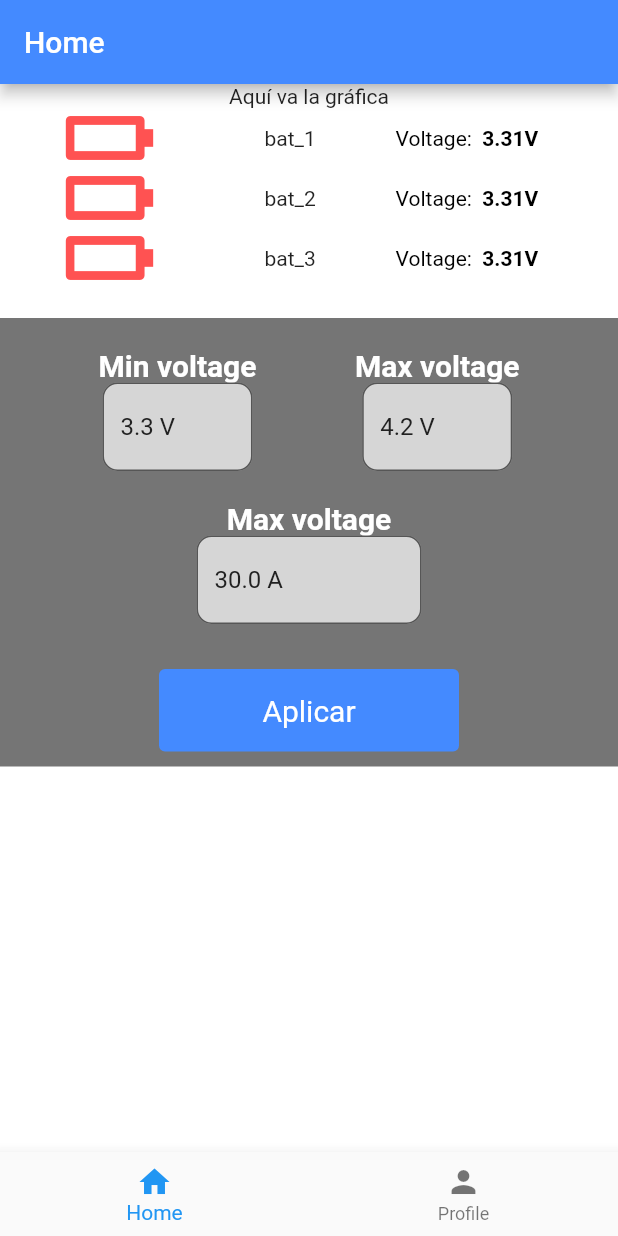
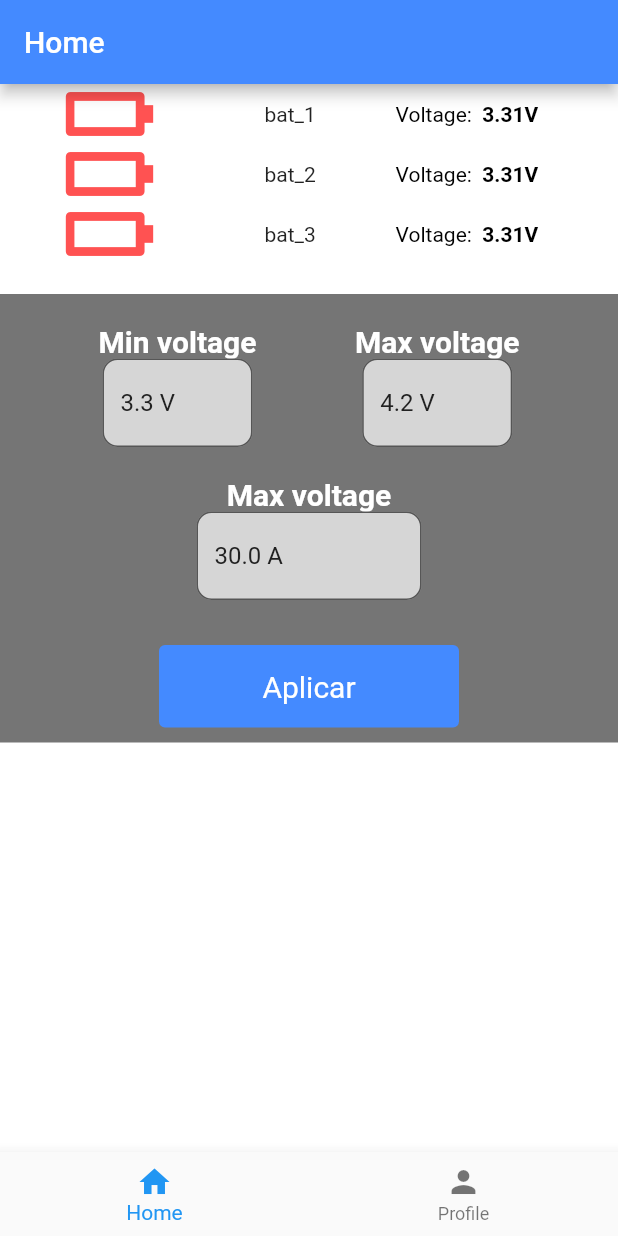
Before and after one commit to imanolpg/energy_pilot, a Flutter app: the screen it shows after launch, on a phone screen of 412 x 824 dp. Run offline on Flutter 3.47's test engine with Material 2 defaults, Android fonts, the phone set to English and light mode, and no system bars.

Commit message:
Add Battery and Cell classes

```diff
--- a/lib/models/battery.dart
+++ b/lib/models/battery.dart
@@ -1,52 +1,12 @@
-import 'package:flutter/material.dart';
+import 'cell.dart';
 
 class Battery {
-  late String id;
-  late double voltage;
-  late IconData icon;
-  late Color iconColor;
+  String batteryId;
   double maxVoltage = 4.2;
   double minVoltage = 3.3;
   double maxAmps = 30.0;
 
-  void setIconFromVoltage() {
-    double range = maxVoltage - minVoltage;
-    double interval = range / 8.0;
+  List<Cell> cells;
 
-    if (voltage <= (interval * 1) + minVoltage) {
-      icon = Icons.battery_0_bar;
-      iconColor = Colors.redAccent;
-    } else if (voltage <= (interval * 2) + minVoltage) {
-      icon = Icons.battery_1_bar;
-      iconColor = Colors.redAccent;
-    } else if (voltage <= (interval * 3) + minVoltage) {
-      icon = Icons.battery_2_bar;
-      iconColor = Colors.deepOrangeAccent;
-    } else if (voltage <= (interval * 4) + minVoltage) {
-      icon = Icons.battery_3_bar;
-      iconColor = Colors.deepOrangeAccent;
-    } else if (voltage <= (interval * 5) + minVoltage) {
-      icon = Icons.battery_4_bar;
-      iconColor = Colors.green;
-    } else if (voltage <= (interval * 6) + minVoltage) {
-      icon = Icons.battery_5_bar;
-      iconColor = Colors.green;
-    } else if (voltage <= (interval * 7) + minVoltage) {
-      icon = Icons.battery_6_bar;
-      iconColor = Colors.green;
-    } else if (voltage <= (interval * 8) + minVoltage) {
-      icon = Icons.battery_full;
-      iconColor = Colors.green;
-    } else {
-      icon = Icons.battery_unknown;
-      iconColor = Colors.black;
-    }
-  }
-
-  void setVoltage(double newVoltage) {
-    voltage = newVoltage;
-    setIconFromVoltage();
-  }
-
-  Battery({required this.id});
+  Battery({required this.batteryId, required this.cells});
 }
--- /dev/null
+++ b/lib/models/cell.dart
@@ -0,0 +1,52 @@
+import 'package:flutter/cupertino.dart';
+import 'package:flutter/material.dart';
+
+class Cell {
+  late String id;
+  late double voltage;
+  late IconData icon;
+  late Color iconColor;
+  double maxVoltage = 4.2;
+  double minVoltage = 3.3;
+
+  Cell({required this.id});
+
+  void setIconFromVoltage() {
+    double range = maxVoltage - minVoltage;
+    double interval = range / 8.0;
+
+    if (voltage <= (interval * 1) + minVoltage) {
+      icon = Icons.battery_0_bar;
+      iconColor = Colors.redAccent;
+    } else if (voltage <= (interval * 2) + minVoltage) {
+      icon = Icons.battery_1_bar;
+      iconColor = Colors.redAccent;
+    } else if (voltage <= (interval * 3) + minVoltage) {
+      icon = Icons.battery_2_bar;
+      iconColor = Colors.deepOrangeAccent;
+    } else if (voltage <= (interval * 4) + minVoltage) {
+      icon = Icons.battery_3_bar;
+      iconColor = Colors.deepOrangeAccent;
+    } else if (voltage <= (interval * 5) + minVoltage) {
+      icon = Icons.battery_4_bar;
+      iconColor = Colors.green;
+    } else if (voltage <= (interval * 6) + minVoltage) {
+      icon = Icons.battery_5_bar;
+      iconColor = Colors.green;
+    } else if (voltage <= (interval * 7) + minVoltage) {
+      icon = Icons.battery_6_bar;
+      iconColor = Colors.green;
+    } else if (voltage <= (interval * 8) + minVoltage) {
+      icon = Icons.battery_full;
+      iconColor = Colors.green;
+    } else {
+      icon = Icons.battery_unknown;
+      iconColor = Colors.black;
+    }
+  }
+
+  void setVoltage(double newVoltage) {
+    voltage = newVoltage;
+    setIconFromVoltage();
+  }
+}
--- a/lib/screens/home.dart
+++ b/lib/screens/home.dart
@@ -2,10 +2,12 @@ import 'dart:math';
 
 import 'package:energy_pilot/widgets/Footer.dart';
 import 'package:energy_pilot/widgets/battery_config.dart';
-import 'package:energy_pilot/widgets/battery_status.dart';
+import 'package:energy_pilot/widgets/cell_status.dart';
 import 'package:flutter/material.dart';
 
 import '../models/battery.dart';
+import '../models/cell.dart';
+import '../widgets/battery_current_chart.dart';
 
 class Home extends StatefulWidget {
   const Home({Key? key}) : super(key: key);
@@ -15,23 +17,23 @@ class Home extends StatefulWidget {
 }
 
 class _HomeState extends State<Home> {
-  List<Battery> batteries = [
-    Battery(
+  Battery battery = Battery(batteryId: "Bateria1", cells: [
+    Cell(
       id: "bat_1",
     ),
-    Battery(
+    Cell(
       id: "bat_2",
     ),
-    Battery(
+    Cell(
       id: "bat_3",
     ),
-  ];
+  ]);
 
   void setBatteriesData() {
-    for (Battery battery in batteries) {
+    for (Cell cell in battery.cells) {
       double randomVoltage =
           double.parse((3.2 + Random().nextDouble()).toStringAsFixed(2));
-      battery.setVoltage(randomVoltage);
+      cell.setVoltage(randomVoltage);
     }
   }
 
@@ -44,18 +46,18 @@ class _HomeState extends State<Home> {
       ),
       body: Column(
         children: [
-          const Text('Aquí va la gráfica'),
+          const AmpChart(),
           Column(
-            children: batteries
+            children: battery.cells
                 .map(
-                  (battery) => BatteryStatus(
-                    battery: battery,
+                  (cell) => CellStatus(
+                    cell: cell,
                   ),
                 )
                 .toList(),
           ),
           BatteryConfig(
-            batteries: batteries,
+            battery: battery,
           ),
         ],
       ),
--- a/lib/widgets/battery_config.dart
+++ b/lib/widgets/battery_config.dart
@@ -3,11 +3,11 @@ import 'package:flutter/material.dart';
 import '../models/battery.dart';
 
 class BatteryConfig extends StatelessWidget {
-  final List<Battery> batteries;
+  final Battery battery;
 
   const BatteryConfig({
     Key? key,
-    required this.batteries,
+    required this.battery,
   }) : super(key: key);
 
   @override
@@ -45,7 +45,7 @@ class BatteryConfig extends StatelessWidget {
                           ),
                           filled: true,
                           hintStyle: TextStyle(color: Colors.grey[900]),
-                          hintText: '${batteries[0].minVoltage} V',
+                          hintText: '${battery.minVoltage} V',
                           fillColor: Colors.white70,
                         ),
                       ),
@@ -72,7 +72,7 @@ class BatteryConfig extends StatelessWidget {
                           ),
                           filled: true,
                           hintStyle: TextStyle(color: Colors.grey[900]),
-                          hintText: "${batteries[0].maxVoltage} V",
+                          hintText: "${battery.maxVoltage} V",
                           fillColor: Colors.white70,
                         ),
                       ),
@@ -108,7 +108,7 @@ class BatteryConfig extends StatelessWidget {
                         ),
                         filled: true,
                         hintStyle: TextStyle(color: Colors.grey[900]),
-                        hintText: "${batteries[0].maxAmps} A",
+                        hintText: "${battery.maxAmps} A",
                         fillColor: Colors.white70,
                       ),
                     ),
--- a/lib/widgets/battery_status.dart
+++ b/lib/widgets/cell_status.dart
@@ -2,14 +2,14 @@ import 'dart:math' as math;
 
 import 'package:flutter/material.dart';
 
-import '../models/battery.dart';
+import '../models/cell.dart';
 
-class BatteryStatus extends StatelessWidget {
-  final Battery battery;
+class CellStatus extends StatelessWidget {
+  final Cell cell;
 
-  const BatteryStatus({
+  const CellStatus({
     super.key,
-    required this.battery,
+    required this.cell,
   });
 
   @override
@@ -22,14 +22,14 @@ class BatteryStatus extends StatelessWidget {
           child: SizedBox(
             height: 40.0,
             child: Icon(
-              battery.icon,
+              cell.icon,
               size: 70,
-              color: battery.iconColor,
+              color: cell.iconColor,
             ),
           ),
         ),
         const Spacer(),
-        Text(battery.id),
+        Text(cell.id),
         const Spacer(),
         RichText(
           text: TextSpan(
@@ -40,7 +40,7 @@ class BatteryStatus extends StatelessWidget {
             children: [
               const TextSpan(text: 'Voltage:  '),
               TextSpan(
-                  text: '${battery.voltage.toStringAsFixed(2)}V',
+                  text: '${cell.voltage.toStringAsFixed(2)}V',
                   style: const TextStyle(fontWeight: FontWeight.bold)),
             ],
           ),
```
Also changed, not shown: lib/widgets/battery_current_chart.dart (added, +15 -0 lines).
